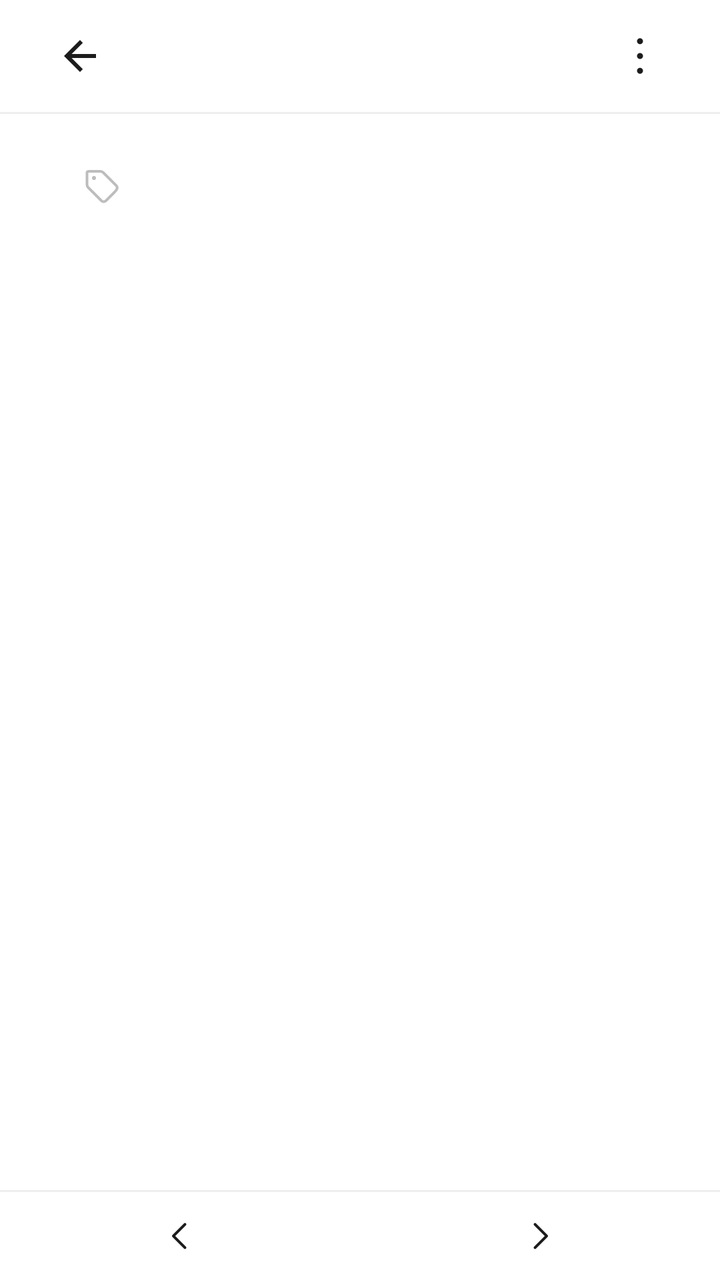
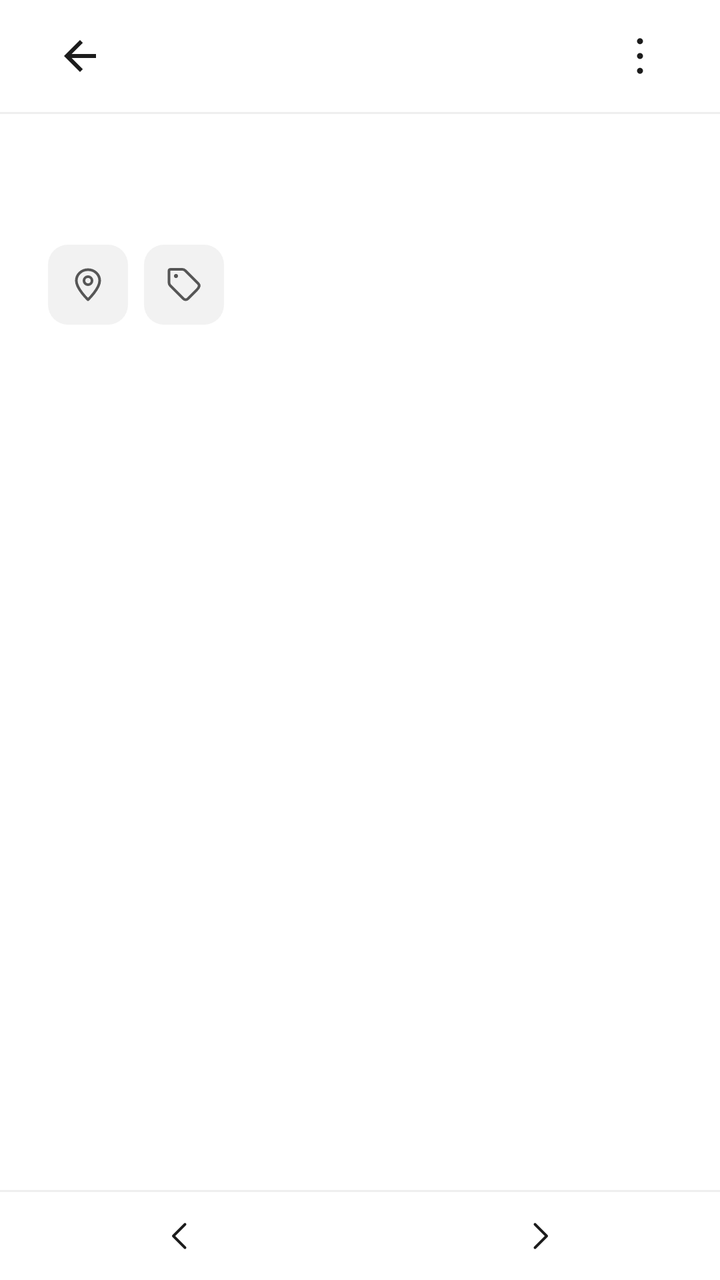

An Android layout rendered at two revisions. The XML below is the earlier revision; the diff shows what the commit changed to produce the second picture.
<!-- AndroidManifest.xml: application theme Theme.WuDiary -->
<!-- res/layout/activity_view_diary.xml -->
<?xml version="1.0" encoding="utf-8"?>
<LinearLayout xmlns:android="http://schemas.android.com/apk/res/android"
    xmlns:app="http://schemas.android.com/apk/res-auto"
    android:layout_width="match_parent"
    android:layout_height="match_parent"
    android:background="@color/background"
    android:orientation="vertical">

    <FrameLayout
        android:layout_width="match_parent"
        android:layout_height="0dp"
        android:layout_weight="1">

        <ScrollView
            android:id="@+id/scrollContent"
            android:layout_width="match_parent"
            android:layout_height="match_parent"
            android:overScrollMode="never"
            android:scrollbars="none">

        <LinearLayout
            android:layout_width="match_parent"
            android:layout_height="wrap_content"
            android:orientation="vertical">

            <FrameLayout
                android:layout_width="match_parent"
                android:layout_height="56dp">

                <ImageButton
                    android:id="@+id/btnClose"
                    android:layout_width="48dp"
                    android:layout_height="48dp"
                    android:layout_gravity="start|center_vertical"
                    android:layout_marginStart="16dp"
                    android:background="?attr/selectableItemBackgroundBorderless"
                    android:contentDescription="@string/back"
                    android:scaleType="centerInside"
                    android:src="@drawable/ic_back"
                    app:tint="@color/text_primary" />

                <LinearLayout
                    android:id="@+id/titleBox"
                    android:layout_width="wrap_content"
                    android:layout_height="wrap_content"
                    android:layout_gravity="center"
                    android:gravity="center"
                    android:orientation="vertical"
                    android:visibility="gone">

                    <TextView
                        android:id="@+id/textTitle"
                        android:layout_width="wrap_content"
                        android:layout_height="wrap_content"
                        android:text="@string/random_review"
                        android:textColor="@color/text_primary"
                        android:textSize="17sp"
                        android:textStyle="bold" />

                    <TextView
                        android:id="@+id/textPosition"
                        android:layout_width="wrap_content"
                        android:layout_height="wrap_content"
                        android:layout_marginTop="2dp"
                        android:textColor="@color/text_secondary"
                        android:textSize="12sp" />
                </LinearLayout>

                <ImageButton
                    android:id="@+id/btnMore"
                    android:layout_width="48dp"
                    android:layout_height="48dp"
                    android:layout_gravity="end|center_vertical"
                    android:layout_marginEnd="16dp"
                    android:background="?attr/selectableItemBackgroundBorderless"
                    android:contentDescription="@string/note_menu"
                    android:scaleType="centerInside"
                    android:src="@drawable/ic_more"
                    app:tint="@color/text_primary" />
            </FrameLayout>

            <View
                android:layout_width="match_parent"
                android:layout_height="1dp"
                android:background="@color/divider" />

            <LinearLayout
                android:layout_width="match_parent"
                android:layout_height="wrap_content"
                android:orientation="vertical"
                android:paddingHorizontal="24dp"
                android:paddingTop="12dp"
                android:paddingBottom="96dp">

                <LinearLayout
                    android:layout_width="match_parent"
                    android:layout_height="wrap_content"
                    android:gravity="bottom"
                    android:orientation="horizontal">

                    <TextView
                        android:id="@+id/textDay"
                        android:layout_width="wrap_content"
                        android:layout_height="wrap_content"
                        android:fontFamily="serif"
                        android:textColor="@color/text_primary"
                        android:textSize="32sp"
                        android:textStyle="bold" />

                    <TextView
                        android:id="@+id/textYear"
                        android:layout_width="wrap_content"
                        android:layout_height="wrap_content"
                        android:layout_marginStart="9dp"
                        android:fontFamily="serif"
                        android:textColor="@color/text_secondary"
                        android:textSize="18sp" />

                    <ImageButton
                        android:id="@+id/btnViewGeo"
                        android:layout_width="20dp"
                        android:layout_height="20dp"
                        android:baselineAlignBottom="true"
                        android:layout_gravity="bottom"
                        android:layout_marginStart="8dp"
                        android:background="?attr/selectableItemBackgroundBorderless"
                        android:contentDescription="@string/open_map"
                        android:scaleType="centerInside"
                        android:src="@drawable/ic_location"
                        android:visibility="gone"
                        app:tint="@color/text_secondary" />

                    <ImageButton
                        android:id="@+id/btnTags"
                        android:layout_width="20dp"
                        android:layout_height="20dp"
                        android:baselineAlignBottom="true"
                        android:layout_gravity="bottom"
                        android:layout_marginStart="8dp"
                        android:background="?attr/selectableItemBackgroundBorderless"
                        android:contentDescription="@string/add_tag"
                        android:scaleType="centerInside"
                        android:src="@drawable/ic_tag"
                        app:tint="@color/text_secondary" />
                </LinearLayout>

                <HorizontalScrollView
                    android:id="@+id/tagRow"
                    android:layout_width="match_parent"
                    android:layout_height="wrap_content"
                    android:layout_marginTop="6dp"
                    android:clipToPadding="false"
                    android:scrollbars="none">

                    <LinearLayout
                        android:id="@+id/tagStrip"
                        android:layout_width="wrap_content"
                        android:layout_height="wrap_content"
                        android:gravity="center_vertical"
                        android:orientation="horizontal" />
                </HorizontalScrollView>

                <HorizontalScrollView
                    android:id="@+id/imageScroll"
                    android:layout_width="match_parent"
                    android:layout_height="wrap_content"
                    android:layout_marginTop="18dp"
                    android:clipToPadding="false"
                    android:scrollbars="none"
                    android:visibility="gone">

                    <LinearLayout
                        android:id="@+id/imageStrip"
                        android:layout_width="wrap_content"
                        android:layout_height="wrap_content"
                        android:orientation="horizontal" />
                </HorizontalScrollView>

                <LinearLayout
                    android:id="@+id/imagePagerBox"
                    android:layout_width="match_parent"
                    android:layout_height="wrap_content"
                    android:layout_marginTop="18dp"
                    android:orientation="vertical"
                    android:visibility="gone">

                    <androidx.recyclerview.widget.RecyclerView
                        android:id="@+id/imagePager"
                        android:layout_width="match_parent"
                        android:layout_height="wrap_content"
                        android:overScrollMode="never" />

                    <LinearLayout
                        android:id="@+id/imageDots"
                        android:layout_width="match_parent"
                        android:layout_height="wrap_content"
                        android:layout_marginTop="8dp"
                        android:gravity="center"
                        android:orientation="horizontal" />
                </LinearLayout>

                <LinearLayout
                    android:id="@+id/imageColumn"
                    android:layout_width="match_parent"
                    android:layout_height="wrap_content"
                    android:layout_marginTop="18dp"
                    android:orientation="vertical"
                    android:visibility="gone" />

                <HorizontalScrollView
                    android:id="@+id/videoScroll"
                    android:layout_width="match_parent"
                    android:layout_height="wrap_content"
                    android:layout_marginTop="12dp"
                    android:clipToPadding="false"
                    android:scrollbars="none"
                    android:visibility="gone">

                    <LinearLayout
                        android:id="@+id/videoStrip"
                        android:layout_width="wrap_content"
                        android:layout_height="wrap_content"
                        android:orientation="horizontal" />
                </HorizontalScrollView>

                <LinearLayout
                    android:id="@+id/videoColumn"
                    android:layout_width="match_parent"
                    android:layout_height="wrap_content"
                    android:layout_marginTop="12dp"
                    android:gravity="center_horizontal"
                    android:orientation="vertical"
                    android:visibility="gone" />

                <TextView
                    android:id="@+id/textContent"
                    android:layout_width="match_parent"
                    android:layout_height="wrap_content"
                    android:layout_marginTop="16dp"
                    android:autoLink="web"
                    android:lineSpacingExtra="6dp"
                    android:linksClickable="true"
                    android:textColor="@color/text_body"
                    android:textSize="17sp" />
            </LinearLayout>
        </LinearLayout>
        </ScrollView>

        <TextView
            android:id="@+id/pullHint"
            android:layout_width="wrap_content"
            android:layout_height="wrap_content"
            android:layout_gravity="top|center_horizontal"
            android:layout_marginTop="12dp"
            android:alpha="0"
            android:background="@drawable/bg_pull_hint"
            android:includeFontPadding="false"
            android:paddingHorizontal="14dp"
            android:paddingVertical="7dp"
            android:text="@string/pull_random_hint"
            android:textColor="@color/text_secondary"
            android:textSize="13sp"
            android:visibility="invisible" />
    </FrameLayout>

    <View
        android:layout_width="match_parent"
        android:layout_height="1dp"
        android:background="@color/divider" />

    <LinearLayout
        android:layout_width="match_parent"
        android:layout_height="44dp"
        android:orientation="horizontal">

        <FrameLayout
            android:layout_width="0dp"
            android:layout_height="match_parent"
            android:layout_weight="1">

            <ImageButton
                android:id="@+id/btnPrev"
                android:layout_width="40dp"
                android:layout_height="40dp"
                android:layout_gravity="center"
                android:background="@drawable/bg_icon_ripple"
                android:contentDescription="@string/prev_note"
                android:padding="10dp"
                android:scaleType="fitCenter"
                android:src="@drawable/ic_chevron_left" />
        </FrameLayout>

        <FrameLayout
            android:layout_width="0dp"
            android:layout_height="match_parent"
            android:layout_weight="1">

            <ImageButton
                android:id="@+id/btnNext"
                android:layout_width="40dp"
                android:layout_height="40dp"
                android:layout_gravity="center"
                android:background="@drawable/bg_icon_ripple"
                android:contentDescription="@string/next_note"
                android:padding="10dp"
                android:scaleType="fitCenter"
                android:src="@drawable/ic_chevron_right" />
        </FrameLayout>
    </LinearLayout>

</LinearLayout>
<!-- resources referenced by this layout -->
<resources>
  <color name="background">#FFFFFF</color>
  <color name="divider">#EFEFEF</color>
  <color name="text_body">#565656</color>
  <color name="text_primary">#1C1C1C</color>
  <color name="text_secondary">#BDBDBD</color>
  <!-- drawable bg_icon_ripple (drawable) -->
  <?xml version="1.0" encoding="utf-8"?>
  <ripple xmlns:android="http://schemas.android.com/apk/res/android"
      android:color="#1A000000">
      <item>
          <shape android:shape="oval">
              <solid android:color="@android:color/transparent" />
          </shape>
      </item>
  </ripple>
  <!-- drawable bg_pull_hint (drawable) -->
  <?xml version="1.0" encoding="utf-8"?>
  <shape xmlns:android="http://schemas.android.com/apk/res/android"
      android:shape="rectangle">
      <solid android:color="#F2F2F2" />
      <corners android:radius="14dp" />
  </shape>
  <!-- drawable ic_back (drawable) -->
  <?xml version="1.0" encoding="utf-8"?>
  <vector xmlns:android="http://schemas.android.com/apk/res/android"
      android:width="24dp"
      android:height="24dp"
      android:viewportWidth="24"
      android:viewportHeight="24">
      <path
          android:fillColor="#FF000000"
          android:pathData="M20,11H7.83l5.59,-5.59L12,4l-8,8 8,8 1.41,-1.41L7.83,13H20v-2z" />
  </vector>
  <!-- drawable ic_chevron_left (drawable) -->
  <?xml version="1.0" encoding="utf-8"?>
  <vector xmlns:android="http://schemas.android.com/apk/res/android"
      android:width="24dp"
      android:height="24dp"
      android:viewportWidth="24"
      android:viewportHeight="24">
      <path
          android:fillColor="#00000000"
          android:pathData="M15,5 L8,12 L15,19"
          android:strokeColor="#1C1C1C"
          android:strokeLineCap="round"
          android:strokeLineJoin="round"
          android:strokeWidth="1.6" />
  </vector>
  <!-- drawable ic_chevron_right (drawable) -->
  <?xml version="1.0" encoding="utf-8"?>
  <vector xmlns:android="http://schemas.android.com/apk/res/android"
      android:width="24dp"
      android:height="24dp"
      android:viewportWidth="24"
      android:viewportHeight="24">
      <path
          android:fillColor="#00000000"
          android:pathData="M9,5 L16,12 L9,19"
          android:strokeColor="#1C1C1C"
          android:strokeLineCap="round"
          android:strokeLineJoin="round"
          android:strokeWidth="1.6" />
  </vector>
  <string name="add_tag">添加标签</string>
  <string name="back">返回</string>
  <string name="next_note">下一篇</string>
  <string name="note_menu">更多</string>
  <string name="open_map">打开地图</string>
  <string name="prev_note">上一篇</string>
  <string name="pull_random_hint">继续下拉，随机看一篇</string>
  <string name="random_review">随机回顾</string>
  <color name="primary">#1C1C1C</color>
  <color name="surface">#FFFFFF</color>
  <style name="Theme.WuDiary.Dialog" parent="Theme.MaterialComponents.Light.Dialog.Alert">
          <item name="android:windowBackground">@drawable/bg_dialog</item>
          <item name="android:backgroundDimAmount">0.3</item>
          <item name="colorPrimary">@color/primary</item>
          <item name="colorOnPrimary">@android:color/white</item>
          <item name="colorSurface">@color/surface</item>
          <item name="android:textColorPrimary">@color/text_primary</item>
          <item name="android:textColorSecondary">@color/text_secondary</item>
      </style>
  <!-- drawable bg_dialog (drawable) -->
  <?xml version="1.0" encoding="utf-8"?>
  <shape xmlns:android="http://schemas.android.com/apk/res/android"
      android:shape="rectangle">
      <solid android:color="@color/surface" />
      <corners android:radius="22dp" />
  </shape>
  <!-- unchanged entries left out for length: 4 -->
</resources>

<!-- the commit's change to res/layout/activity_view_diary.xml (unified diff, before → after) -->
@@ -116,48 +116,52 @@
                         android:textColor="@color/text_secondary"
                         android:textSize="18sp" />
 
-                    <ImageButton
-                        android:id="@+id/btnViewGeo"
-                        android:layout_width="20dp"
-                        android:layout_height="20dp"
-                        android:baselineAlignBottom="true"
-                        android:layout_gravity="bottom"
-                        android:layout_marginStart="8dp"
-                        android:background="?attr/selectableItemBackgroundBorderless"
-                        android:contentDescription="@string/open_map"
-                        android:scaleType="centerInside"
-                        android:src="@drawable/ic_location"
-                        android:visibility="gone"
-                        app:tint="@color/text_secondary" />
-
-                    <ImageButton
-                        android:id="@+id/btnTags"
-                        android:layout_width="20dp"
-                        android:layout_height="20dp"
-                        android:baselineAlignBottom="true"
-                        android:layout_gravity="bottom"
-                        android:layout_marginStart="8dp"
-                        android:background="?attr/selectableItemBackgroundBorderless"
-                        android:contentDescription="@string/add_tag"
-                        android:scaleType="centerInside"
-                        android:src="@drawable/ic_tag"
-                        app:tint="@color/text_secondary" />
                 </LinearLayout>
 
                 <HorizontalScrollView
-                    android:id="@+id/tagRow"
-                    android:layout_width="match_parent"
-                    android:layout_height="wrap_content"
-                    android:layout_marginTop="6dp"
+                    android:layout_width="match_parent"
+                    android:layout_height="wrap_content"
+                    android:layout_marginTop="10dp"
                     android:clipToPadding="false"
                     android:scrollbars="none">
 
                     <LinearLayout
-                        android:id="@+id/tagStrip"
                         android:layout_width="wrap_content"
                         android:layout_height="wrap_content"
                         android:gravity="center_vertical"
-                        android:orientation="horizontal" />
+                        android:orientation="horizontal">
+
+                        <ImageButton
+                            android:id="@+id/btnViewGeo"
+                            android:layout_width="40dp"
+                            android:layout_height="40dp"
+                            android:background="@drawable/bg_icon_tile"
+                            android:contentDescription="@string/open_map"
+                            android:padding="10dp"
+                            android:scaleType="fitCenter"
+                            android:src="@drawable/ic_location"
+                            app:tint="@color/text_body" />
+
+                        <ImageButton
+                            android:id="@+id/btnTags"
+                            android:layout_width="40dp"
+                            android:layout_height="40dp"
+                            android:layout_marginStart="8dp"
+                            android:background="@drawable/bg_icon_tile"
+                            android:contentDescription="@string/add_tag"
+                            android:padding="10dp"
+                            android:scaleType="fitCenter"
+                            android:src="@drawable/ic_tag"
+                            app:tint="@color/text_body" />
+
+                        <LinearLayout
+                            android:id="@+id/tagStrip"
+                            android:layout_width="wrap_content"
+                            android:layout_height="wrap_content"
+                            android:layout_marginStart="8dp"
+                            android:gravity="center_vertical"
+                            android:orientation="horizontal" />
+                    </LinearLayout>
                 </HorizontalScrollView>
 
                 <HorizontalScrollView
<!-- resource entries referenced after the edit -->
@@ -15,6 +15,13 @@
           </shape>
       </item>
   </ripple>
+  <!-- drawable bg_icon_tile (drawable) -->
+  <?xml version="1.0" encoding="utf-8"?>
+  <shape xmlns:android="http://schemas.android.com/apk/res/android"
+      android:shape="rectangle">
+      <solid android:color="#F2F2F2" />
+      <corners android:radius="10dp" />
+  </shape>
   <!-- drawable bg_pull_hint (drawable) -->
   <?xml version="1.0" encoding="utf-8"?>
   <shape xmlns:android="http://schemas.android.com/apk/res/android"
